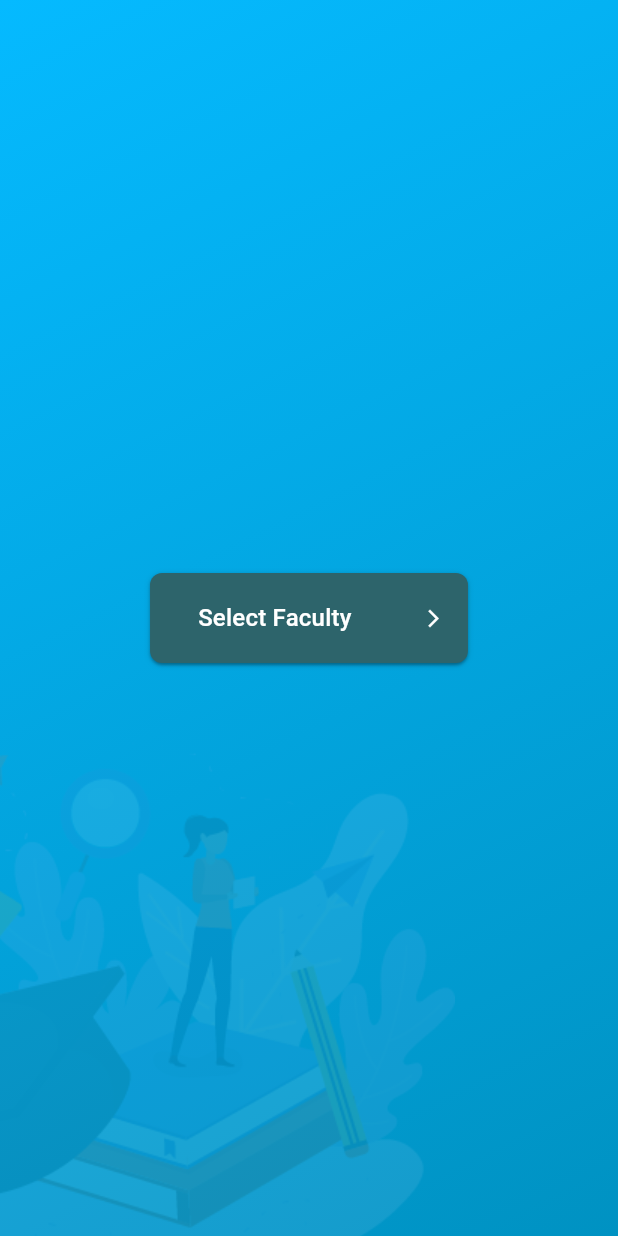
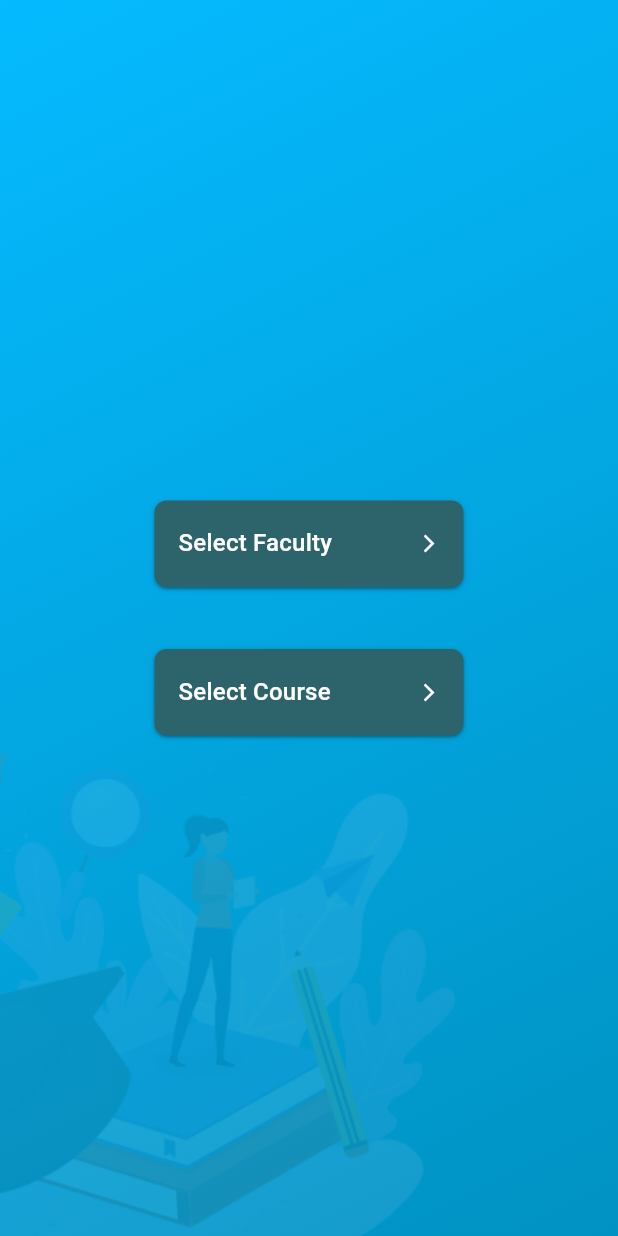
Before and after one commit to mrnipundilshan/UOV-GPA-TRACKER_APP, a Flutter app: the screen it shows after launch, on a phone screen of 412 x 824 dp. Run offline on Flutter 3.47's test engine with Material 3 defaults, Android fonts, the phone set to English and light mode, and no system bars; drawn by our look-alikes of dropdown_button2; our stand-ins replace flutter_svg.

Commit message:
Add course selection dropdown to FacultySelectionPage and update UI layout

```diff
--- a/lib/facultyselectionpage.dart
+++ b/lib/facultyselectionpage.dart
@@ -12,17 +12,29 @@ class FacSelectionPage extends StatefulWidget {
 
 class _FacSelectionPageState extends State<FacSelectionPage> {
   final List<String> faculties = <String>['FAS', 'Tech', 'Bussiness Studies'];
+  final Map<String, List<String>> courses = {
+    'FAS': ['IT', 'BIO', 'AMC', 'CS'],
+    'Tech': ['Engineering', 'Computer Science', 'Electronics'],
+    'Bussiness Studies': ['Marketing', 'Finance', 'Management'],
+  };
+
   String? selectedFac;
+  String? selectedCourse;
+  List<String> availableCourses = [];
 
   @override
   Widget build(BuildContext context) {
+    double height = MediaQuery.of(context).size.height;
+    double width = MediaQuery.of(context).size.width;
     return Scaffold(
       body: Background(
         child: Column(
-          mainAxisAlignment: MainAxisAlignment.center,
+          mainAxisAlignment: MainAxisAlignment.spaceBetween,
           children: [
-            Center(
-              child: DropdownButton2<String>(
+            SizedBox(height: height * 0.05),
+            Column(
+              children: [
+                DropdownButton2<String>(
                   underline: SizedBox.shrink(),
                   hint: Text(
                     'Select Faculty',
@@ -50,6 +62,10 @@ class _FacSelectionPageState extends State<FacSelectionPage> {
                   onChanged: (String? newValue) {
                     setState(() {
                       selectedFac = newValue!;
+                      selectedCourse = null; // Reset course selection
+                      availableCourses =
+                          courses[selectedFac] ??
+                          []; // Update available courses
                     });
                   },
                   buttonStyleData: ButtonStyleData(
@@ -58,7 +74,8 @@ class _FacSelectionPageState extends State<FacSelectionPage> {
                       color: const Color.fromARGB(255, 45, 100, 107),
                     ),
                     padding: const EdgeInsets.symmetric(horizontal: 16),
-                  height: 60,
+                    height: height * 0.07,
+                    width: width * 0.5,
                     elevation: 1,
                   ),
 
@@ -76,7 +93,68 @@ class _FacSelectionPageState extends State<FacSelectionPage> {
                     offset: const Offset(0, 0),
                   ),
                 ),
+
+                SizedBox(height: height * 0.05),
+
+                DropdownButton2<String>(
+                  underline: SizedBox.shrink(),
+                  hint: Text(
+                    'Select Course',
+                    style: TextStyle(fontSize: 16, color: Colors.white),
+                    overflow: TextOverflow.ellipsis,
                   ),
+
+                  items:
+                      availableCourses
+                          .map(
+                            (String value) => DropdownMenuItem<String>(
+                              value: value,
+                              child: Text(
+                                value,
+                                style: TextStyle(
+                                  fontSize: 16,
+                                  color: Colors.white,
+                                ),
+                                overflow: TextOverflow.ellipsis,
+                              ),
+                            ),
+                          )
+                          .toList(),
+                  value: selectedCourse,
+                  onChanged: (String? newValue) {
+                    setState(() {
+                      selectedCourse = newValue!;
+                    });
+                  },
+                  buttonStyleData: ButtonStyleData(
+                    decoration: BoxDecoration(
+                      borderRadius: BorderRadius.circular(8),
+                      color: const Color.fromARGB(255, 45, 100, 107),
+                    ),
+                    padding: const EdgeInsets.symmetric(horizontal: 16),
+                    height: height * 0.07,
+                    width: width * 0.5,
+                    elevation: 1,
+                  ),
+
+                  iconStyleData: const IconStyleData(
+                    icon: Icon(Icons.arrow_forward_ios_outlined),
+                    iconSize: 14,
+                    iconDisabledColor: Colors.white,
+                    iconEnabledColor: Colors.white,
+                  ),
+                  dropdownStyleData: DropdownStyleData(
+                    decoration: BoxDecoration(
+                      borderRadius: BorderRadius.circular(14),
+                      color: const Color.fromARGB(255, 48, 131, 151),
+                    ),
+                    offset: const Offset(0, 0),
+                  ),
+                ),
+              ],
+            ),
+
+            SizedBox(height: height * 0.05),
           ],
         ),
       ),
```
Lines whose indentation alone changed are shown as unchanged.
